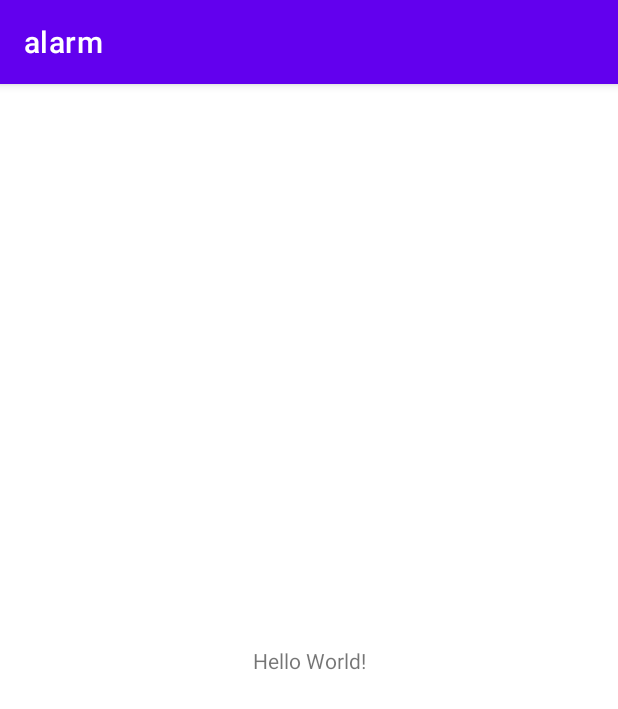
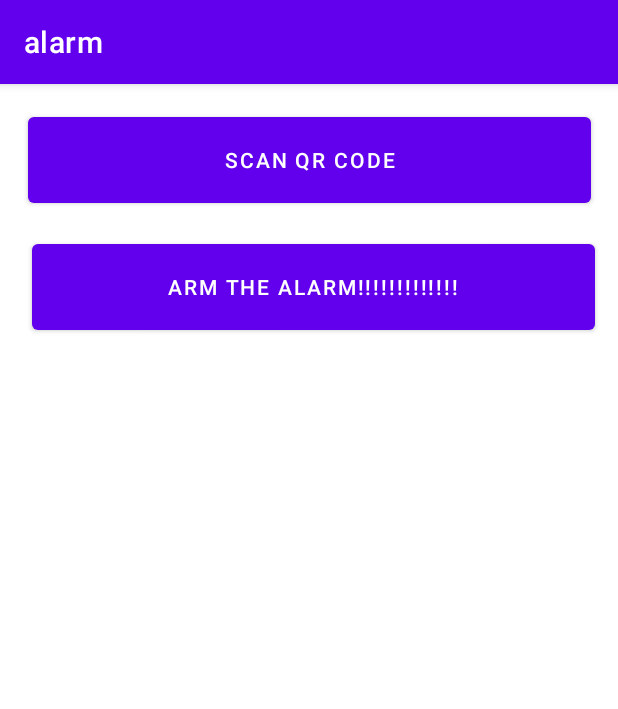
Before and after one commit to Rammsauer/Evil-Alarm, an Android app: the screen it shows after launch (MainActivity before the commit, SettingsActivity after it), on a phone screen of 412 x 824 dp. Shown: the top 709 px of the screen. Run offline under Robolectric (Android 15) with nearby library versions, the phone set to English and light mode, and no system bars; 1 statement that could not run was skipped.

Commit message:
- stable qr reader

```diff
--- /dev/null
+++ b/app/src/main/java/com/uni/alarm/Constants.kt
@@ -0,0 +1,6 @@
+package com.uni.alarm
+
+object Constants {
+    public val IS_HOT: String = "is_hot"
+    public val BARCODE_KEY: String = "barcode_value";
+}
--- a/app/src/main/java/com/uni/alarm/MainActivity.kt
+++ b/app/src/main/java/com/uni/alarm/MainActivity.kt
@@ -1,11 +1,30 @@
 package com.uni.alarm
 
+import android.content.Intent
+import android.content.SharedPreferences
+import android.os.Bundle
+import android.util.Log
 import androidx.appcompat.app.AppCompatActivity
-import android.os.Bundle
 
 class MainActivity : AppCompatActivity() {
+
+
     override fun onCreate(savedInstanceState: Bundle?) {
+        val sharedPreferences: SharedPreferences = getSharedPreferences("pref", MODE_PRIVATE)
         super.onCreate(savedInstanceState)
         setContentView(R.layout.activity_main)
+        if (!sharedPreferences.getString(Constants.BARCODE_KEY, null).equals(null) &&
+            sharedPreferences.getBoolean(Constants.IS_HOT, false)
+        ) {
+            Log.i(javaClass.simpleName, "Lock")
+        } else {
+            Log.i(javaClass.simpleName, "Settings")
+            startActivity(Intent(this, SettingsActivity::class.java))
+        }
+
+
+        Log.i(javaClass.simpleName, "State: ${sharedPreferences.getBoolean(Constants.IS_HOT, false)};  ${sharedPreferences.getString(Constants.BARCODE_KEY, null)}")
+
+
     }
 }
--- /dev/null
+++ b/app/src/main/java/com/uni/alarm/SettingsActivity.kt
@@ -0,0 +1,27 @@
+package com.uni.alarm
+
+import android.content.Intent
+import android.content.SharedPreferences
+import androidx.appcompat.app.AppCompatActivity
+import android.os.Bundle
+import android.util.Log
+import kotlinx.android.synthetic.main.activity_settings.*
+
+class SettingsActivity : AppCompatActivity() {
+    override fun onCreate(savedInstanceState: Bundle?) {
+        super.onCreate(savedInstanceState)
+        setContentView(R.layout.activity_settings)
+
+        val sharedPreferences: SharedPreferences = getSharedPreferences("pref", MODE_PRIVATE)
+        button2.setOnClickListener {
+            startActivity(Intent(this, QRScannerActivity::class.java))
+        }
+        button3.setOnClickListener {
+            sharedPreferences.edit().putBoolean(Constants.IS_HOT, true).commit()
+            Log.i(javaClass.simpleName, "State: ${sharedPreferences.getBoolean(Constants.IS_HOT, false)};  ${sharedPreferences.getString(Constants.BARCODE_KEY, null)}")
+
+        }
+    }
+
+
+}
--- a/app/src/main/res/layout/activity_main.xml
+++ b/app/src/main/res/layout/activity_main.xml
@@ -6,13 +6,4 @@
     android:layout_height="match_parent"
     tools:context=".MainActivity">
 
-    <TextView
-        android:layout_width="wrap_content"
-        android:layout_height="wrap_content"
-        android:text="Hello World!"
-        app:layout_constraintBottom_toBottomOf="parent"
-        app:layout_constraintLeft_toLeftOf="parent"
-        app:layout_constraintRight_toRightOf="parent"
-        app:layout_constraintTop_toTopOf="parent" />
-
 </androidx.constraintlayout.widget.ConstraintLayout>
--- /dev/null
+++ b/app/src/main/res/layout/activity_settings.xml
@@ -0,0 +1,32 @@
+<?xml version="1.0" encoding="utf-8"?>
+<androidx.constraintlayout.widget.ConstraintLayout xmlns:android="http://schemas.android.com/apk/res/android"
+    xmlns:app="http://schemas.android.com/apk/res-auto"
+    xmlns:tools="http://schemas.android.com/tools"
+    android:layout_width="match_parent"
+    android:layout_height="match_parent"
+    tools:context=".SettingsActivity">
+
+    <Button
+        android:id="@+id/button2"
+        android:layout_width="375dp"
+        android:layout_height="69dp"
+        android:layout_marginStart="16dp"
+        android:layout_marginTop="16dp"
+        android:layout_marginEnd="16dp"
+        android:text="Scan QR Code"
+        app:layout_constraintEnd_toEndOf="parent"
+        app:layout_constraintStart_toStartOf="parent"
+        app:layout_constraintTop_toTopOf="parent" />
+
+    <Button
+        android:id="@+id/button3"
+        android:layout_width="375dp"
+        android:layout_height="69dp"
+        android:layout_marginStart="21dp"
+        android:layout_marginTop="15dp"
+        android:layout_marginEnd="16dp"
+        android:text="Arm the alarm!!!!!!!!!!!!!"
+        app:layout_constraintEnd_toEndOf="parent"
+        app:layout_constraintStart_toStartOf="parent"
+        app:layout_constraintTop_toBottomOf="@+id/button2" />
+</androidx.constraintlayout.widget.ConstraintLayout>
--- a/app/src/main/res/values/themes.xml
+++ b/app/src/main/res/values/themes.xml
@@ -13,4 +13,10 @@
         <item name="android:statusBarColor" tools:targetApi="l">?attr/colorPrimaryVariant</item>
         <!-- Customize your theme here. -->
     </style>
+    <style name="Theme.Alarm.NoActionBar">
+        <item name="windowActionBar">false</item>
+        <item name="windowNoTitle">true</item>
+    </style>
+    <style name="Theme.Alarm.AppBarOverlay" parent="ThemeOverlay.AppCompat.Dark.ActionBar" />
+    <style name="Theme.Alarm.PopupOverlay" parent="ThemeOverlay.AppCompat.Light" />
 </resources>
```
Also changed, not shown: app/build.gradle (+8 -1 lines), app/src/main/AndroidManifest.xml (+16 -3 lines), app/src/main/java/com/uni/alarm/QRScannerActivity.kt (added, +62 -0 lines), app/src/main/res/layout/activity_qrscanner.xml (added, +28 -0 lines), app/src/main/res/values/strings.xml (+9 -0 lines).
